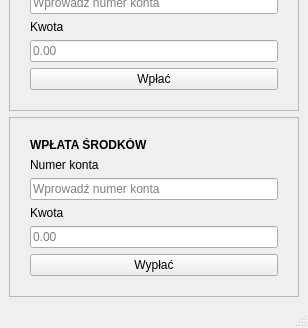
Before: the Qt Designer form src/view/mainwindow.ui in Buczy8/Mini-system-bankowy, drawn with Qt 5; both pictures show x 0 to 308 and y 534 to 862 of the 308 by 862 pixel window.
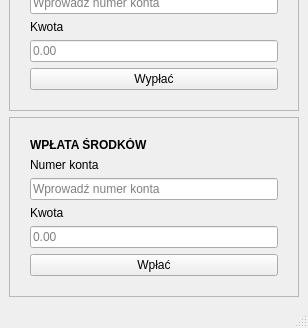
After: the same form once the commit is applied.

Commit message: fix button text labels

Diff of the .ui file:
```diff
--- a/src/view/mainwindow.ui
+++ b/src/view/mainwindow.ui
@@ -304,7 +304,7 @@
        <item>
         <widget class="QPushButton" name="btnWithdraw">
          <property name="text">
-          <string>Wpłać</string>
+          <string>Wypłać</string>
          </property>
         </widget>
        </item>
@@ -382,7 +382,7 @@
        <item>
         <widget class="QPushButton" name="btnDeposit">
          <property name="text">
-          <string>Wypłać</string>
+          <string>Wpłać</string>
          </property>
         </widget>
        </item>
```
